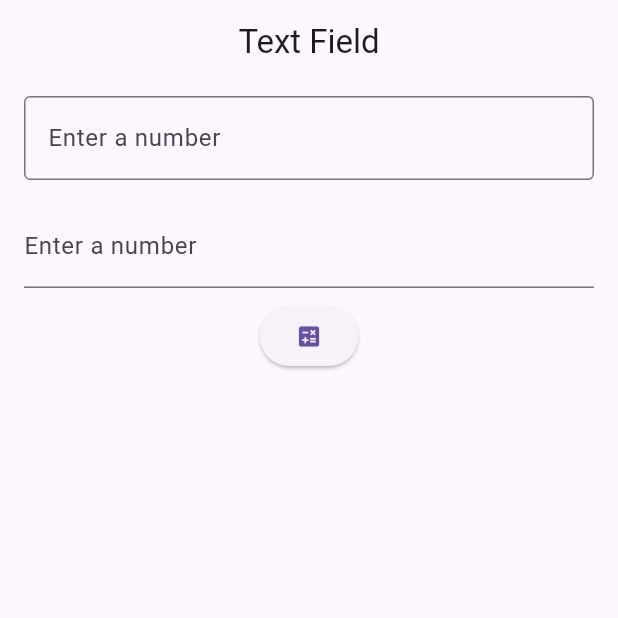
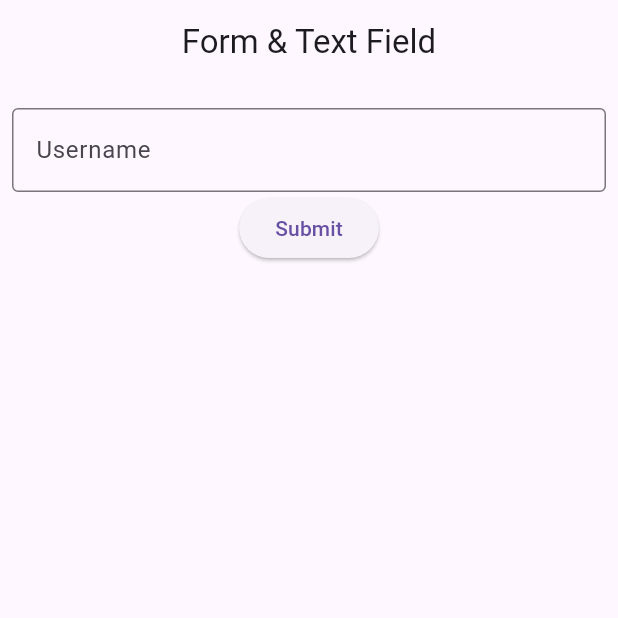
Before and after one commit to Moayadooh/Flutter_practise, a Flutter app: the screen it shows after launch, on a phone screen of 412 x 824 dp, the top half of it. Run offline on Flutter 3.47's test engine with Material 3 defaults, Android fonts, the phone set to English and light mode, and no system bars.

Commit message:
form and validation

```diff
--- /dev/null
+++ b/input_and_forms/lib/form_demo.dart
@@ -0,0 +1,53 @@
+import 'package:flutter/material.dart';
+
+class FormDemo extends StatefulWidget {
+  const FormDemo({super.key});
+
+  @override
+  State<StatefulWidget> createState() => _FormDemo();
+}
+
+class _FormDemo extends State<FormDemo> {
+  final _formKey = GlobalKey<FormState>();
+
+  @override
+  Widget build(BuildContext context) {
+    return Padding(
+      padding: const EdgeInsets.symmetric(
+        horizontal: 8,
+        vertical: 16,
+      ),
+      child: Form(
+        key: _formKey,
+        child: Column(
+          children: [
+            TextFormField(
+              decoration: const InputDecoration(
+                border: OutlineInputBorder(),
+                labelText: 'Username',
+              ),
+              validator: (value) {
+                if (value == null || value.isEmpty) {
+                  return 'Username must be filled!';
+                }
+                return null;
+              },
+            ),
+            ElevatedButton(
+              onPressed: () {
+                if (_formKey.currentState!.validate()) {
+                  ScaffoldMessenger.of(context).showSnackBar(
+                    const SnackBar(
+                      content: Text('processing...'),
+                    ),
+                  );
+                }
+              },
+              child: const Text('Submit'),
+            ),
+          ],
+        ),
+      ),
+    );
+  }
+}
--- a/input_and_forms/lib/main.dart
+++ b/input_and_forms/lib/main.dart
@@ -1,4 +1,5 @@
 import 'package:flutter/material.dart';
+import 'package:input_and_forms/form_demo.dart';
 import 'package:input_and_forms/text_field_demo.dart';
 
 void main() {
@@ -7,10 +8,10 @@ void main() {
       home: Scaffold(
         appBar: AppBar(
           title: const Center(
-            child: Text('Text Field'),
+            child: Text('Form & Text Field'),
           ),
         ),
-        body: const TextFieldDemo(),
+        body: const FormDemo(),
       ),
     ),
   );
```
